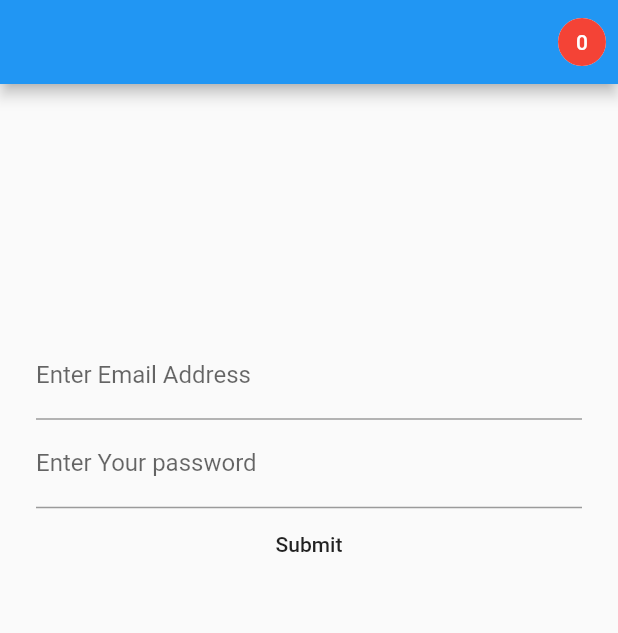
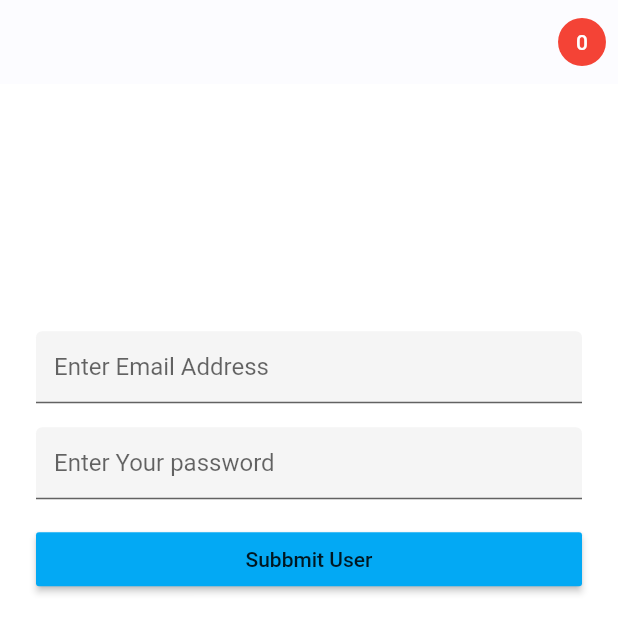
Before and after one commit to Boghdady/login_bloc_pattern, a Flutter app: the screen it shows after launch, on a phone screen of 412 x 824 dp. Shown: the top 633 px of the screen. Run offline on Flutter 3.47's test engine with Material 2 defaults, Android fonts, the phone set to English and light mode, and no system bars; our stand-ins replace rxdart.

Commit message:
add themeData manager and some ui helpers

```diff
--- a/lib/src/app.dart
+++ b/lib/src/app.dart
@@ -1,18 +1,36 @@
 import 'package:flutter/material.dart';
+import 'package:flutter/services.dart';
 import 'package:login_bloc_section14/src/helpers/router.dart';
 import '../src/helpers/constants.dart';
+import 'helpers/theme_manager.dart';
 
-class App extends StatelessWidget {
+class App extends StatefulWidget {
+  @override
+  _AppState createState() => _AppState();
+}
+
+class _AppState extends State<App> {
+  bool isDark = false;
+
+  @override
+  void initState() {
+    super.initState();
+    SystemChrome.setEnabledSystemUIOverlays(SystemUiOverlay.values);
+    SystemChrome.setSystemUIOverlayStyle(SystemUiOverlayStyle(
+      statusBarColor:
+          isDark ? ThemeManager.darkPrimary : ThemeManager.lightPrimary,
+      statusBarIconBrightness: isDark ? Brightness.light : Brightness.dark,
+    ));
+  }
+
   @override
   Widget build(BuildContext context) {
     return (MaterialApp(
       debugShowCheckedModeBanner: false,
       onGenerateRoute: Router.generateRoute,
       initialRoute: loginRoute,
-      title: 'Section 12',
-      theme: ThemeData(
-        primarySwatch: Colors.blue,
-      ),
+      title: ThemeManager.appName,
+      theme: isDark ? ThemeManager.darkTheme : ThemeManager.lightTheme,
     ));
   }
 }
--- /dev/null
+++ b/lib/src/helpers/theme_manager.dart
@@ -0,0 +1,48 @@
+import 'package:flutter/material.dart';
+
+class ThemeManager {
+  static String appName = "My Own Structure";
+
+  //Colors for theme
+  static Color lightPrimary = Color(0xfffcfcff);
+  static Color darkPrimary = Colors.black;
+  static Color lightAccent = Colors.blue;
+  static Color darkAccent = Colors.blueAccent;
+  static Color lightBG = Color(0xfffcfcff);
+  static Color darkBG = Colors.black;
+  static Color badgeColor = Colors.red;
+
+  static ThemeData lightTheme = ThemeData(
+    backgroundColor: lightBG,
+    primaryColor: lightPrimary,
+    accentColor: lightAccent,
+    cursorColor: lightAccent,
+    scaffoldBackgroundColor: lightBG,
+    appBarTheme: AppBarTheme(
+      elevation: 0,
+      textTheme: TextTheme(
+        title: TextStyle(
+            color: lightBG, fontSize: 36.0, fontWeight: FontWeight.w800),
+      ),
+    ),
+  );
+
+  static ThemeData darkTheme = ThemeData(
+    brightness: Brightness.dark,
+    backgroundColor: darkBG,
+    primaryColor: darkPrimary,
+    accentColor: darkAccent,
+    scaffoldBackgroundColor: darkBG,
+    cursorColor: darkAccent,
+    appBarTheme: AppBarTheme(
+      elevation: 0,
+      textTheme: TextTheme(
+        title: TextStyle(
+          color: lightBG,
+          fontSize: 18.0,
+          fontWeight: FontWeight.w800,
+        ),
+      ),
+    ),
+  );
+}
--- /dev/null
+++ b/lib/src/helpers/ui_helpers.dart
@@ -0,0 +1,28 @@
+import 'package:flutter/material.dart';
+
+/// Contains useful consts to reduce boilerplate and duplicate code
+class UIHelper {
+  // Vertical spacing constants. Adjust to your liking.
+  static const double _VerticalSpaceSmall = 10.0;
+  static const double _VerticalSpaceMedium = 20.0;
+  static const double _VerticalSpaceLarge = 60.0;
+
+  // Vertical spacing constants. Adjust to your liking.
+  static const double _HorizontalSpaceSmall = 10.0;
+  static const double _HorizontalSpaceMedium = 20.0;
+  static const double _HorizontalSpaceLarge = 60.0;
+
+  static const Widget verticalSpaceSmall =
+      SizedBox(height: _VerticalSpaceSmall);
+  static const Widget verticalSpaceMedium =
+      SizedBox(height: _VerticalSpaceMedium);
+  static const Widget verticalSpaceLarge =
+      SizedBox(height: _VerticalSpaceLarge);
+
+  static const Widget horizontalSpaceSmall =
+      SizedBox(width: _HorizontalSpaceSmall);
+  static const Widget horizontalSpaceMedium =
+      SizedBox(width: _HorizontalSpaceMedium);
+  static const Widget horizontalSpaceLarge =
+      SizedBox(width: _HorizontalSpaceLarge);
+}
--- a/lib/src/views/screens/login_screen.dart
+++ b/lib/src/views/screens/login_screen.dart
@@ -30,12 +30,14 @@ class _LoginScreenState extends State<LoginScreen> {
   @override
   Widget build(BuildContext context) {
     return Scaffold(
+      backgroundColor: Colors.white,
       appBar: AppBar(
         actions: <Widget>[
           CounterShip(bloc: bloc),
         ],
       ),
-      body: BlocProvider<LoginBloc>(
+      body: SingleChildScrollView(
+        child: BlocProvider<LoginBloc>(
           bloc: bloc,
           child: SizedBox(
             child: Container(
@@ -55,6 +57,7 @@ class _LoginScreenState extends State<LoginScreen> {
             ),
           ),
         ),
+      ),
     );
   }
 }
--- a/lib/src/views/widgets/login/email_text_field.dart
+++ b/lib/src/views/widgets/login/email_text_field.dart
@@ -12,13 +12,17 @@ class EmailField extends StatelessWidget {
     return StreamBuilder(
       stream: bloc.email,
       builder: (context, snapshot) {
-        return TextField(
-          onChanged: bloc.changeEmail,
-          keyboardType: TextInputType.emailAddress,
-          decoration: InputDecoration(
-            labelText: 'Enter Email Address',
-            hintText: 'you@example.com',
-            errorText: snapshot.error,
+        return Container(
+          width: MediaQuery.of(context).size.width,
+          child: TextField(
+            onChanged: bloc.changeEmail,
+            keyboardType: TextInputType.emailAddress,
+            decoration: InputDecoration(
+              filled: true,
+              fillColor: Colors.grey[100],
+              hintText: 'Enter Email Address',
+              errorText: snapshot.error,
+            ),
           ),
         );
       },
--- a/lib/src/views/widgets/login/password_text_field.dart
+++ b/lib/src/views/widgets/login/password_text_field.dart
@@ -12,13 +12,18 @@ class PasswordField extends StatelessWidget {
     return StreamBuilder(
       stream: bloc.password,
       builder: (BuildContext context, AsyncSnapshot snapshot) {
-        return TextField(
-          onChanged: bloc.changePassword,
-          obscureText: false,
-          decoration: InputDecoration(
-            labelText: 'Enter Your password',
-            hintText: 'Password',
-            errorText: snapshot.error,
+        return Container(
+          width: MediaQuery.of(context).size.width,
+          margin: EdgeInsets.only(top: 16.0),
+          child: TextField(
+            onChanged: bloc.changePassword,
+            obscureText: false,
+            decoration: InputDecoration(
+              filled: true,
+              fillColor: Colors.grey[100],
+              hintText: 'Enter Your password',
+              errorText: snapshot.error,
+            ),
           ),
         );
       },
--- a/lib/src/views/widgets/login/submit_button.dart
+++ b/lib/src/views/widgets/login/submit_button.dart
@@ -1,6 +1,5 @@
 import 'package:flutter/material.dart';
 import 'package:login_bloc_section14/src/helpers/constants.dart';
-
 import '../../../blocs/login_bloc.dart';
 
 class SubmitButton extends StatelessWidget {
@@ -13,9 +12,14 @@ class SubmitButton extends StatelessWidget {
     return StreamBuilder(
         stream: bloc.submitValid,
         builder: (context, AsyncSnapshot<bool> snapshot) {
-          return FlatButton(
-            child: Text("Submit"),
-            // it will return data if email and password is valid
+          return Container(
+            margin: EdgeInsets.only(top: 16.0),
+            width: MediaQuery.of(context).size.width,
+            child: RaisedButton(
+              child: Text(
+                'Subbmit User',
+              ),
+              color: Colors.lightBlue,
               onPressed: () {
                 if (snapshot.hasData == true) {
                   bloc.btnSubmitClick();
@@ -25,6 +29,7 @@ class SubmitButton extends StatelessWidget {
                   return null;
                 }
               },
+            ),
           );
         });
   }
```
Also changed, not shown: pubspec.yaml (+4 -5 lines), lib/src/assets/fonts/Cairo-Black.ttf (added), lib/src/assets/fonts/Cairo-Bold.ttf (added), lib/src/assets/fonts/Cairo-ExtraLight.ttf (added), lib/src/assets/fonts/Cairo-Light.ttf (added), lib/src/assets/fonts/Cairo-Regular.ttf (added), lib/src/assets/fonts/Cairo-SemiBold.ttf (added), lib/src/assets/fonts/GoogleSansRegular.ttf (added), pubspec.lock, 1 other file. Lines whose indentation alone changed are shown as unchanged.
